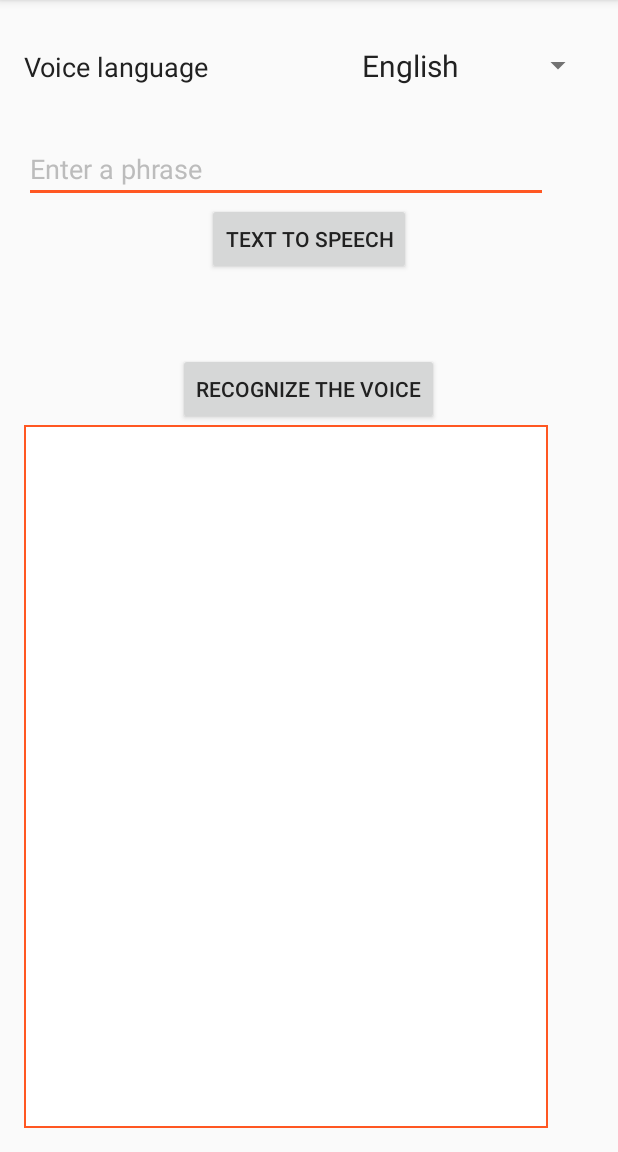
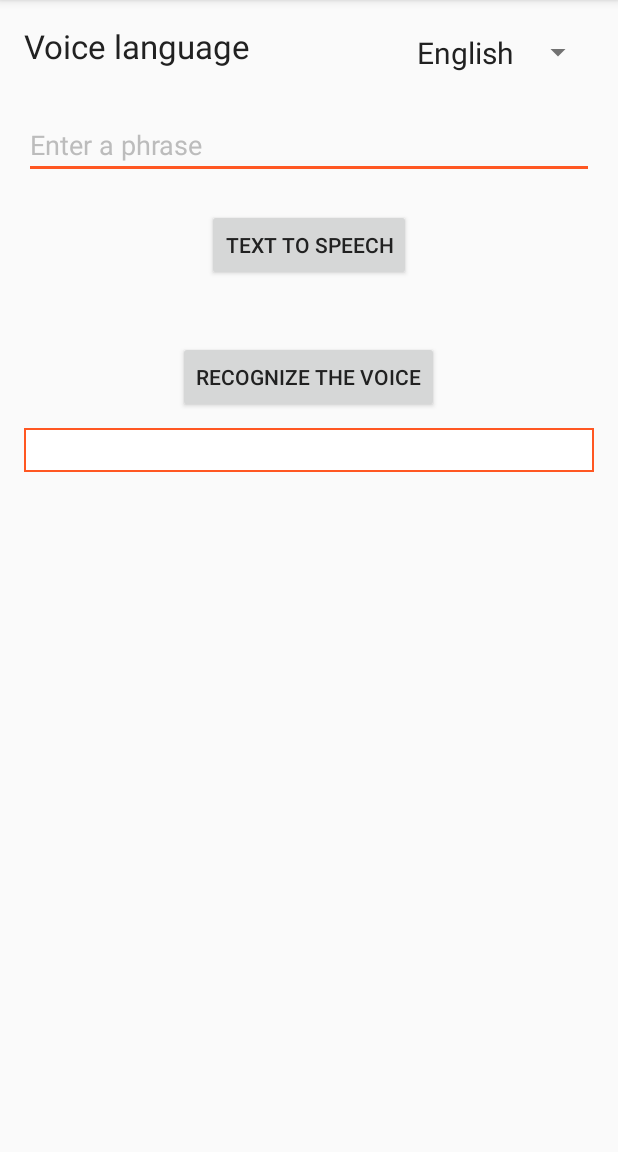
Before and after one commit to yeray697/DeafMuteHelper, an Android app: the screen it shows after launch (MainActivity), after a tap on "RECOGNIZE THE VOICE", on a phone screen of 412 x 824 dp, the part 84-1236 px from its top. Run offline under Robolectric (Android 15) with nearby library versions, the phone set to English and light mode, and no system bars.

Commit message:
Refactorized, implemented Model-View-Presenter, and added some functionalities

```diff
--- a/app/src/main/AndroidManifest.xml
+++ b/app/src/main/AndroidManifest.xml
@@ -19,10 +19,6 @@
                 <category android:name="android.intent.category.LAUNCHER" />
             </intent-filter>
         </activity>
-        <activity
-            android:name=".SettingsActivity"
-            android:label="@string/title_activity_settings"
-            android:parentActivityName=".MainActivity" />
     </application>
 
 </manifest>
--- a/app/src/main/java/yrj/ayudasordomudo/MainActivity.java
+++ b/app/src/main/java/yrj/ayudasordomudo/MainActivity.java
@@ -1,7 +1,10 @@
 package yrj.ayudasordomudo;
 
+import android.app.AlertDialog;
 import android.content.ActivityNotFoundException;
+import android.content.DialogInterface;
 import android.content.Intent;
+import android.net.Uri;
 import android.os.Bundle;
 import android.speech.RecognizerIntent;
 import android.support.v7.app.AppCompatActivity;
@@ -17,136 +20,94 @@ import android.widget.Toast;
 import java.util.ArrayList;
 import java.util.Locale;
 
-public class MainActivity extends AppCompatActivity {
+import yrj.ayudasordomudo.interfaces.IMvp;
+import yrj.ayudasordomudo.model.Idiomas;
+import yrj.ayudasordomudo.presenter.Main_Presenter;
+
+
+public class MainActivity extends AppCompatActivity implements IMvp.View{
     EditText etText;
-    Button btnToSpeech;
-    Button btnToText;
-    TextView tvTextRecived;
+    Button btTextToSpeech;
+    Button btSpeechToText;
+    TextView tvTextReceived;
     Spinner spOrigenLanguage;
-    Spinner spFinalLanguage;
-    TTS textToSpeech;
-    LanguageEnum defaultLanguage;
+    Main_Presenter presenter;
     protected static final int RESULT_SPEECH = 1;
 
     @Override
     protected void onCreate(Bundle savedInstanceState) {
         super.onCreate(savedInstanceState);
         setContentView(R.layout.activity_main);
-        //Guardando controles
+        initActivity();
+    }
+
+    private void initActivity() {
+        //Setting presenter
+        presenter = new Main_Presenter(this);
+        //Setting controls
         etText=(EditText)findViewById(R.id.etText);
-        btnToSpeech=(Button)findViewById(R.id.btnToSpeech);
-        btnToText=(Button)findViewById(R.id.btnToText);
-        tvTextRecived=(TextView)findViewById(R.id.tvTextRecived);
+        btTextToSpeech=(Button)findViewById(R.id.btTextToSpeech);
+        btSpeechToText=(Button)findViewById(R.id.btSpeechToText);
+        tvTextReceived=(TextView)findViewById(R.id.tvTextReceived);
         spOrigenLanguage=(Spinner) findViewById(R.id.spOrigenLanguage);
-        spFinalLanguage=(Spinner) findViewById(R.id.spOrigenLanguage);
 
-        ArrayAdapter<String> aAdapter = new ArrayAdapter<String>(this,R.layout.spinner_item, Idiomas.LANGUAGES);
+        //Setting adapter
+        ArrayAdapter<String> aAdapter = new ArrayAdapter<>(this,R.layout.spinner_item, Idiomas.LANGUAGES);
         spOrigenLanguage.setAdapter(aAdapter);
-        spFinalLanguage.setAdapter(aAdapter);
 
-        Locale defaultLocale = Locale.getDefault();
-        SetGetDefaultLanguage();
-        textToSpeech = new TTS(getApplicationContext(), defaultLanguage);
+        //Click events
+        btTextToSpeech.setOnClickListener(new View.OnClickListener() {
+            @Override
+            public void onClick(View v) {
+                String text = etText.getText().toString().trim();
+                presenter.textToSpeech(text);
+            }
+        });
 
-        //Eventos
+        btSpeechToText.setOnClickListener(new View.OnClickListener() {
+            @Override
+            public void onClick(View v) {
+                speechToText(presenter.getLanguage());
+            }
+        });
+
         spOrigenLanguage.setOnItemSelectedListener(new AdapterView.OnItemSelectedListener() {
             @Override
-            public void onItemSelected(AdapterView<?> adapterView, View view, int i, long l) {
+            public void onItemSelected(AdapterView<?> parent, View view, int position, long id) {
                 String selected = spOrigenLanguage.getSelectedItem().toString();
-                LanguageEnum languageEnum = null;
+                Locale languageEnum = null;
                 switch (selected) {
                     case Idiomas.ENGLISH_LANGUAGE:
-                        languageEnum = LanguageEnum.English;
+                        languageEnum = Idiomas.ENGLISH_LOCALE;
                         break;
                     case Idiomas.FRENCH_LANGUAGE:
-                        languageEnum = LanguageEnum.French;
+                        languageEnum = Idiomas.FRENCH_LOCALE;
                         break;
                     case Idiomas.GERMAN_LANGUAGE:
-                        languageEnum = LanguageEnum.German;
+                        languageEnum = Idiomas.GERMAN_LOCALE;
                         break;
                     case Idiomas.SPANISH_LANGUAGE:
-                        languageEnum = LanguageEnum.Spanish;
+                        languageEnum = Idiomas.SPANISH_LOCALE;
                         break;
                 }
-                textToSpeech.set_language(languageEnum);
+                if (languageEnum != null)
+                    presenter.setLanguage(languageEnum);
             }
 
             @Override
-            public void onNothingSelected(AdapterView<?> adapterView) {
+            public void onNothingSelected(AdapterView<?> parent) {
 
             }
         });
-
-
-        btnToSpeech.setOnClickListener(new View.OnClickListener() {
-            @Override
-            public void onClick(View v) {
-                String toSpeak = etText.getText().toString().trim();
-                if (toSpeak != null || toSpeak != ""){
-                    textToSpeech.Speak(toSpeak);
-                }
-            }
-        });
-
-        btnToText.setOnClickListener(new View.OnClickListener() {
-            @Override
-            public void onClick(View v) {
-
-                String language = "";
-                LanguageEnum getLanguage = textToSpeech.get_language();
-                switch (getLanguage){
-                    case English:
-                        language = Idiomas.ENGLISH_ACRONYM;
-                        break;
-                    case Spanish:
-                        language = Idiomas.SPANISH_ACRONYM;
-                        break;
-                    case French:
-                        language = Idiomas.FRENCH_ACRONYM;
-                        break;
-                    case German:
-                        language = Idiomas.GERMAN_ACRONYM;
-                        break;
-                }
-                SpeechToText(language);
-            }
-        });
-    }
-    /**
-     *  Obtiene el idioma que utiliza el sistema Android y marca el Spinner con ese idioma. Si es otro marca por defecto English
-     */
-    private void SetGetDefaultLanguage() {
-
-        String languageString;
-        switch (Locale.getDefault().getLanguage()){
-            case Idiomas.ENGLISH_ACRONYM:
-                defaultLanguage = LanguageEnum.English;
-                languageString = Idiomas.ENGLISH_LANGUAGE;
-                break;
-            case Idiomas.FRENCH_ACRONYM:
-                defaultLanguage = LanguageEnum.French;
-                languageString = Idiomas.FRENCH_LANGUAGE;
-                break;
-            case Idiomas.GERMAN_ACRONYM:
-                defaultLanguage = LanguageEnum.German;
-                languageString = Idiomas.GERMAN_LANGUAGE;
-                break;
-            case Idiomas.SPANISH_ACRONYM:
-                defaultLanguage = LanguageEnum.Spanish;
-                languageString = Idiomas.SPANISH_LANGUAGE;
-                break;
-            default:
-                defaultLanguage = LanguageEnum.English;
-                languageString = Idiomas.ENGLISH_LANGUAGE;
-                break;
-        }
-        spOrigenLanguage.setSelection(((ArrayAdapter<String>)spOrigenLanguage.getAdapter()).getPosition(languageString));
     }
 
-    public void SpeechToText(String language)
-    {
-        String languagePref = language;
+    @Override
+    public void setMessageError(String messageError, int idView) {
+        Toast.makeText(this, messageError, Toast.LENGTH_SHORT).show();
+    }
 
+    public void speechToText(Locale language) {
+        String languagePref = language.toString();
         Intent intent = new Intent(RecognizerIntent.ACTION_RECOGNIZE_SPEECH);
         intent.putExtra(RecognizerIntent.EXTRA_LANGUAGE_MODEL, RecognizerIntent.LANGUAGE_MODEL_FREE_FORM);
         intent.putExtra(RecognizerIntent.EXTRA_LANGUAGE, languagePref);
@@ -155,16 +116,32 @@ public class MainActivity extends AppCompatActivity {
 
         try {
             startActivityForResult(intent, RESULT_SPEECH);
-            tvTextRecived.setText("");
-        } catch (ActivityNotFoundException a) {
-            Toast.makeText(getApplicationContext(),
-                    "Your device doesn't support Speech to Text",
-                    Toast.LENGTH_SHORT).show();
+            tvTextReceived.setText("");
+        } catch(ActivityNotFoundException e) {
+            AlertDialog.Builder builder = new AlertDialog.Builder(this);
+            builder.setTitle(R.string.go_play_store_title)
+                    .setMessage(R.string.go_play_store_message)
+                    .setPositiveButton(android.R.string.ok, new DialogInterface.OnClickListener() {
+                        @Override
+                        public void onClick(DialogInterface dialog, int which) {
+                            String appPackageName = "com.google.android.googlequicksearchbox";
+                            try {
+                                startActivity(new Intent(Intent.ACTION_VIEW, Uri.parse("market://details?id=" + appPackageName)));
+                            } catch (android.content.ActivityNotFoundException anfe) {
+                                startActivity(new Intent(Intent.ACTION_VIEW, Uri.parse("https://play.google.com/store/apps/details?id=" + appPackageName)));
+                            }
+                        }
+                    })
+                    .setNegativeButton(android.R.string.cancel, new DialogInterface.OnClickListener() {
+                        @Override
+                        public void onClick(DialogInterface dialog, int which) {
+                            dialog.dismiss();
+                        }
+                    }).show();
+
         }
     }
-    /**
-     * Receiving speech input
-     * */
+
     @Override
     protected void onActivityResult(int requestCode, int resultCode, Intent data) {
         super.onActivityResult(requestCode, resultCode, data);
@@ -173,31 +150,11 @@ public class MainActivity extends AppCompatActivity {
                 if (resultCode == RESULT_OK && null != data) {
                     ArrayList<String> text = data
                             .getStringArrayListExtra(RecognizerIntent.EXTRA_RESULTS);
-                    tvTextRecived.setText(text.get(0));
+                    tvTextReceived.setText(text.get(0));
                 }
                 break;
             }
         }
     }
 
-    /* Cuando tenga que añadir opciones, quitamos este comentario
-    @Override
-    public boolean onCreateOptionsMenu(Menu menu) {
-        getMenuInflater().inflate(R.menu.menu, menu);
-        return true;
-    }
-
-    @Override
-    public boolean onOptionsItemSelected(MenuItem item){
-        int id = item.getItemId();
-        switch (id){
-            case R.id.action_settings:
-                Intent intent = new Intent(this, SettingsActivity.class);
-                startActivity(intent);
-                return true;
-        }
-        return  super.onOptionsItemSelected(item);
-    }
-    */
-
 }
--- a/app/src/main/java/yrj/ayudasordomudo/TTS.java
+++ /dev/null
@@ -1,91 +0,0 @@
-package yrj.ayudasordomudo;
-
-import android.annotation.TargetApi;
-import android.content.Context;
-import android.os.Build;
-import android.speech.tts.TextToSpeech;
-
-import java.util.HashMap;
-import java.util.Locale;
-
-/**
- * Created by YeraY on 18/07/2016.
- */
-//Text To Speech            Texto a Voz
-public class TTS {
-    private TextToSpeech textToSpeech;
-    private LanguageEnum _language;
-    private Locale _locale;
-    private Context _context;
-
-    public TTS(Context context, LanguageEnum language) {
-        _language = language;
-        _context = context;
-        set_language(language);
-        textToSpeech = new TextToSpeech(_context, new TextToSpeech.OnInitListener() {
-            @Override
-            public void onInit(int status) {
-                textToSpeech.setLanguage(_locale);
-            }
-        });
-    }
-
-    public Locale get_locale(){
-        return _locale;
-    }
-    public LanguageEnum get_language(){
-        return _language;
-    }
-    public void set_language(LanguageEnum language){
-        _language = language;
-        switch (_language){
-            case English:
-                _locale = Idiomas.ENGLISH_LOCALE;
-                break;
-            case Spanish:
-                _locale = Idiomas.SPANISH_LOCALE;
-                break;
-            case French:
-                _locale = Idiomas.FRENCH_LOCALE;
-                break;
-            case German:
-                _locale = Idiomas.GERMAN_LOCALE;
-                break;
-        }
-        if(textToSpeech != null){
-            textToSpeech.setLanguage(_locale);
-        }
-
-    }
-
-    //region public void Speak(String toSpeak){}
-    //Fuente: http://stackoverflow.com/questions/27968146/texttospeech-with-api-21/28000527#28000527
-    public void Speak(String toSpeak){
-        if (textToSpeech != null){
-            if (Build.VERSION.SDK_INT >= Build.VERSION_CODES.LOLLIPOP) {
-                ttsGreater21(toSpeak);
-            } else {
-                ttsUnder20(toSpeak);
-            }
-        }
-    }
-    @SuppressWarnings("deprecation")
-    private void ttsUnder20(String text) {
-        HashMap<String, String> map = new HashMap<>();
-        map.put(TextToSpeech.Engine.KEY_PARAM_UTTERANCE_ID, "MessageId");
-        textToSpeech.speak(text, TextToSpeech.QUEUE_FLUSH, map);
-    }
-
-    @TargetApi(Build.VERSION_CODES.LOLLIPOP)
-    private void ttsGreater21(String text) {
-        String utteranceId=this.hashCode() + "";
-        textToSpeech.speak(text, TextToSpeech.QUEUE_FLUSH, null, utteranceId);
-    }
-    //endregion
-    public void StopSpeaking(){
-        if(textToSpeech != null){
-            textToSpeech.stop();
-        }
-    }
-
-}
--- /dev/null
+++ b/app/src/main/java/yrj/ayudasordomudo/interfaces/IMvp.java
@@ -0,0 +1,14 @@
+package yrj.ayudasordomudo.interfaces;
+
+/**
+ * Created by yeray697 on 21/11/16.
+ */
+
+public interface IMvp {
+    interface View {
+        void setMessageError(String messageError, int idView);
+    }
+    interface Presenter {
+        void textToSpeech(String text);
+    }
+}
--- a/app/src/main/java/yrj/ayudasordomudo/Idiomas.java
+++ b/app/src/main/java/yrj/ayudasordomudo/model/Idiomas.java
@@ -1,4 +1,4 @@
-package yrj.ayudasordomudo;
+package yrj.ayudasordomudo.model;
 
 import java.util.Locale;
 
@@ -25,6 +25,3 @@ public class Idiomas {
     public static final String[]LANGUAGES = new String[]{ENGLISH_LANGUAGE,FRENCH_LANGUAGE, GERMAN_LANGUAGE, SPANISH_LANGUAGE};
 
 }
-enum LanguageEnum {
-    Spanish, English, French, German
-}
--- /dev/null
+++ b/app/src/main/java/yrj/ayudasordomudo/presenter/Main_Presenter.java
@@ -0,0 +1,106 @@
+package yrj.ayudasordomudo.presenter;
+
+import android.annotation.TargetApi;
+import android.content.Context;
+import android.os.Build;
+import android.speech.tts.TextToSpeech;
+import android.text.TextUtils;
+import android.widget.Toast;
+
+import java.util.HashMap;
+import java.util.Locale;
+
+import yrj.ayudasordomudo.interfaces.IMvp;
+
+/**
+ * Created by yeray697 on 21/11/16.
+ */
+
+public class Main_Presenter implements IMvp.Presenter {
+
+    IMvp.View view;
+    Context context;
+    TextToSpeech textToSpeech;
+    Locale language;
+
+    public Main_Presenter(IMvp.View view){
+        this.view = view;
+        this.context = (Context) view;
+
+        textToSpeech = new TextToSpeech(context, new TextToSpeech.OnInitListener() {
+            @Override
+            public void onInit(int status) {
+                if (status == TextToSpeech.SUCCESS)
+                    textToSpeech.setLanguage(language);
+            }
+        });
+    }
+
+    @Override
+    public void textToSpeech(String text) {
+        if (!TextUtils.isEmpty(text)){
+            speak(text);
+        } else {
+            //TODO Show error
+        }
+    }
+
+    //Fuente: http://stackoverflow.com/questions/27968146/texttospeech-with-api-21/28000527#28000527
+    public void speak(String toSpeak){
+        if (textToSpeech != null){
+            if (Build.VERSION.SDK_INT >= Build.VERSION_CODES.LOLLIPOP) {
+                ttsGreater21(toSpeak);
+            } else {
+                ttsUnder20(toSpeak);
+            }
+        }
+    }
+
+    @SuppressWarnings("deprecation")
+    private void ttsUnder20(String text) {
+        HashMap<String, String> map = new HashMap<>();
+        map.put(TextToSpeech.Engine.KEY_PARAM_UTTERANCE_ID, "MessageId");
+        textToSpeech.speak(text, TextToSpeech.QUEUE_FLUSH, map);
+    }
+
+    @TargetApi(Build.VERSION_CODES.LOLLIPOP)
+    private void ttsGreater21(String text) {
+        String utteranceId=this.hashCode() + "";
+        textToSpeech.speak(text, TextToSpeech.QUEUE_FLUSH, null, utteranceId);
+    }
+
+    public void stopSpeaking(){
+        if(textToSpeech != null){
+            textToSpeech.stop();
+        }
+    }
+
+
+    public Locale getLanguage() {
+        return this.language;
+    }
+
+    public void setLanguage(Locale language) {
+        this.language = language;
+        switch (textToSpeech.isLanguageAvailable(this.language)) {
+            case TextToSpeech.LANG_AVAILABLE:
+                break;
+            case TextToSpeech.LANG_COUNTRY_VAR_AVAILABLE:
+                Toast.makeText(context, "LANG_COUNTRY_VAR_AVAILABLE", Toast.LENGTH_SHORT).show();
+                break;
+            case TextToSpeech.LANG_MISSING_DATA:
+                Toast.makeText(context, "LANG_MISSING_DATA", Toast.LENGTH_SHORT).show();
+                break;
+            case TextToSpeech.LANG_COUNTRY_AVAILABLE:
+                Toast.makeText(context, "LANG_COUNTRY_AVAILABLE", Toast.LENGTH_SHORT).show();
+                break;
+            case TextToSpeech.LANG_NOT_SUPPORTED:
+                Toast.makeText(context, "LANG_NOT_SUPPORTED", Toast.LENGTH_SHORT).show();
+                break;
+        }
+
+        textToSpeech.stop();
+        textToSpeech.setLanguage(this.language);
+            //textToSpeech.setLanguage(this.language);
+    }
+}
--- a/app/src/main/res/layout/activity_main.xml
+++ b/app/src/main/res/layout/activity_main.xml
@@ -1,5 +1,5 @@
 <?xml version="1.0" encoding="utf-8"?>
-<RelativeLayout xmlns:android="http://schemas.android.com/apk/res/android"
+<ScrollView xmlns:android="http://schemas.android.com/apk/res/android"
     xmlns:tools="http://schemas.android.com/tools"
     android:layout_width="match_parent"
     android:layout_height="match_parent"
@@ -9,77 +9,60 @@
     android:paddingTop="@dimen/activity_vertical_margin"
     tools:context="yrj.ayudasordomudo.MainActivity">
 
+<RelativeLayout
+    android:layout_width="match_parent"
+    android:layout_height="wrap_content">
+    <TextView
+        android:layout_width="wrap_content"
+        android:layout_height="wrap_content"
+        android:text="@string/tvLanguage_text"
+        android:id="@+id/tvLanguage"
+        android:textAppearance="?android:attr/textAppearanceLarge"/>
+
+    <Spinner
+        android:layout_width="wrap_content"
+        android:layout_height="wrap_content"
+        android:id="@+id/spOrigenLanguage"
+        android:layout_alignParentRight="true"
+        android:layout_marginStart="10dp"
+        android:layout_marginLeft="10dp"
+        android:layout_alignParentEnd="true" />
 
     <EditText
-        android:layout_width="349dp"
+        android:layout_width="match_parent"
         android:layout_height="wrap_content"
+        android:layout_marginTop="20dp"
         android:id="@+id/etText"
         android:hint="@string/etText_hint"
         android:textColor="#000000"
         android:textColorHint="#bcbcbc"
-        android:layout_marginTop="27dp"
-        android:layout_x="5dp"
-        android:layout_y="90dp"
-        android:layout_below="@+id/spOrigenLanguage"
-        android:layout_alignParentLeft="true"
-        android:layout_alignParentStart="true" />
+        android:layout_below="@+id/spOrigenLanguage" />
 
     <Button
         android:layout_width="wrap_content"
         android:layout_height="wrap_content"
         android:text="@string/btnToSpeech_text"
-        android:id="@+id/btnToSpeech"
-        android:layout_x="112dp"
-        android:layout_y="155dp"
+        android:id="@+id/btTextToSpeech"
         android:layout_below="@+id/etText"
+        android:layout_marginTop="20dp"
         android:layout_centerHorizontal="true" />
 
     <Button
         android:layout_width="wrap_content"
         android:layout_height="wrap_content"
         android:text="@string/btnToText_text"
-        android:id="@+id/btnToText"
-        android:layout_x="82dp"
-        android:layout_y="237dp"
-        android:layout_marginTop="52dp"
-        android:layout_below="@+id/btnToSpeech"
+        android:id="@+id/btSpeechToText"
+        android:layout_marginTop="40dp"
+        android:layout_below="@id/btTextToSpeech"
         android:layout_centerHorizontal="true" />
 
     <TextView
-        android:layout_width="wrap_content"
+        android:layout_width="match_parent"
         android:layout_height="wrap_content"
+        android:layout_marginTop="10dp"
         android:textAppearance="?android:attr/textAppearanceLarge"
-        android:id="@+id/tvTextRecived"
-        android:layout_below="@+id/btnToText"
-        android:layout_alignParentLeft="true"
-        android:layout_alignParentStart="true"
-        android:layout_alignParentBottom="true"
-        android:layout_alignRight="@+id/etText"
-        android:layout_alignEnd="@+id/etText"
+        android:id="@+id/tvTextReceived"
+        android:layout_below="@+id/btSpeechToText"
         android:background="@drawable/tv_background"/>
-
-    <Spinner
-        android:layout_width="160dp"
-        android:layout_height="wrap_content"
-        android:id="@+id/spOrigenLanguage"
-        android:layout_x="167dp"
-        android:layout_y="-4dp"
-        android:layout_alignBaseline="@+id/tvLanguage"
-        android:layout_alignBottom="@+id/tvLanguage"
-        android:layout_alignParentRight="true"
-        android:layout_alignParentEnd="true" />
-
-    <TextView
-        android:layout_width="wrap_content"
-        android:layout_height="wrap_content"
-        android:textAppearance="?android:attr/textAppearanceMedium"
-        android:text="@string/tvLanguage_text"
-        android:id="@+id/tvLanguage"
-        android:layout_x="0dp"
-        android:layout_y="13dp"
-        android:layout_marginTop="16dp"
-        android:layout_alignParentTop="true"
-        android:layout_alignParentLeft="true"
-        android:layout_alignParentStart="true" />
-
 </RelativeLayout>
+</ScrollView>
--- a/app/src/main/res/layout/spinner_item.xml
+++ b/app/src/main/res/layout/spinner_item.xml
@@ -3,6 +3,9 @@
     xmlns:android="http://schemas.android.com/apk/res/android"
     android:layout_width="match_parent"
     android:layout_height="wrap_content"
-    android:textSize="20dp"
+    android:textSize="20sp"
+    android:gravity="end"
     android:padding="5dp"
+    android:layout_marginLeft="10dp"
+    android:layout_marginRight="10dp"
 />
--- a/app/src/main/res/menu/menu.xml
+++ /dev/null
@@ -1,11 +0,0 @@
-<?xml version="1.0" encoding="utf-8"?>
-<menu xmlns:android="http://schemas.android.com/apk/res/android"
-    xmlns:app="http://schemas.android.com/apk/res-auto"
-    xmlns:tools="http://schemas.android.com/tools"
-    tools:context=".MainActivity">
-    <item
-        android:id="@+id/action_settings"
-        android:title="Settings"
-        android:orderInCategory="100"
-        app:showAsAction="never" />
-</menu>
--- /dev/null
+++ b/app/src/main/res/values/errors.xml
@@ -0,0 +1,5 @@
+<?xml version="1.0" encoding="utf-8"?>
+<resources>
+    <string name="go_play_store_title">Necesitas descargar, actualizar y/o habilitar otro componente</string>
+    <string name="go_play_store_message">¿Deseas descargarlo?</string>
+</resources>
--- a/build.gradle
+++ b/build.gradle
@@ -5,7 +5,7 @@ buildscript {
         jcenter()
     }
     dependencies {
-        classpath 'com.android.tools.build:gradle:2.1.2'
+        classpath 'com.android.tools.build:gradle:2.2.2'
 
         // NOTE: Do not place your application dependencies here; they belong
         // in the individual module build.gradle files
```
Also changed, not shown: app/src/main/java/yrj/ayudasordomudo/STT.java (deleted, +0 -9 lines), app/src/main/java/yrj/ayudasordomudo/SettingsActivity.java (deleted, +0 -31 lines), app/src/main/res/xml/preferencias.xml (deleted, +0 -14 lines), gradle/wrapper/gradle-wrapper.properties.
